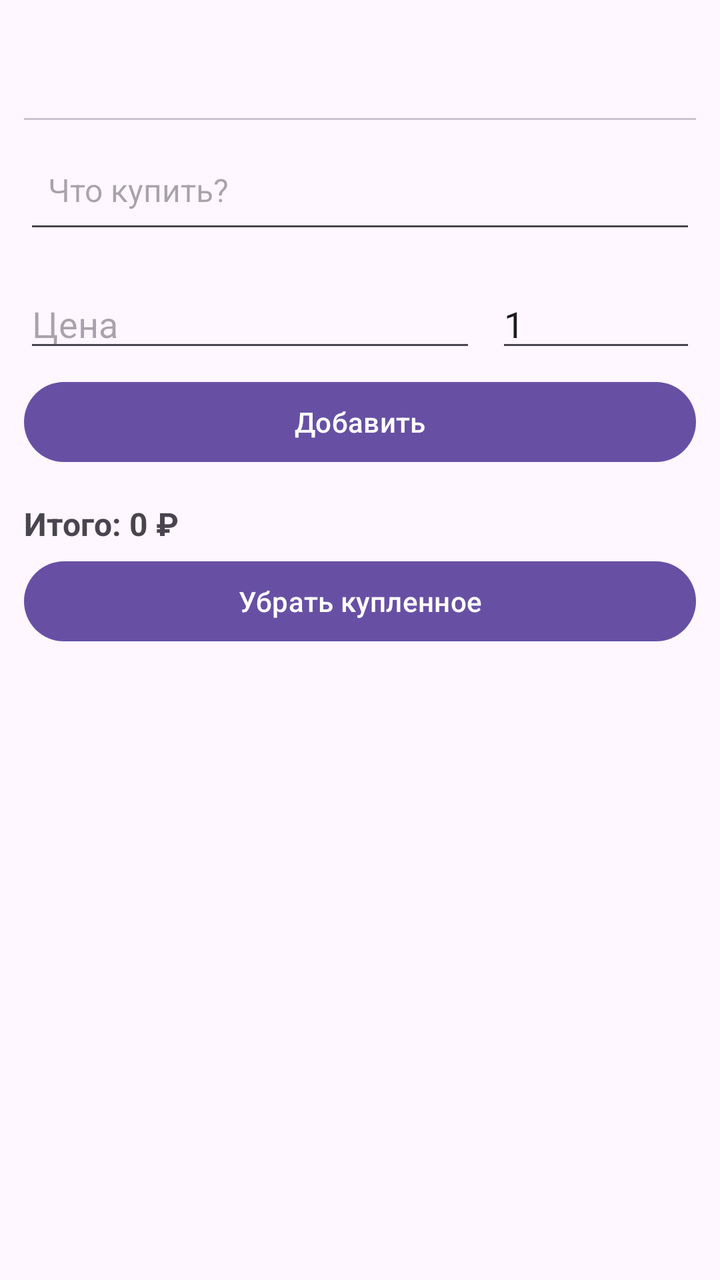
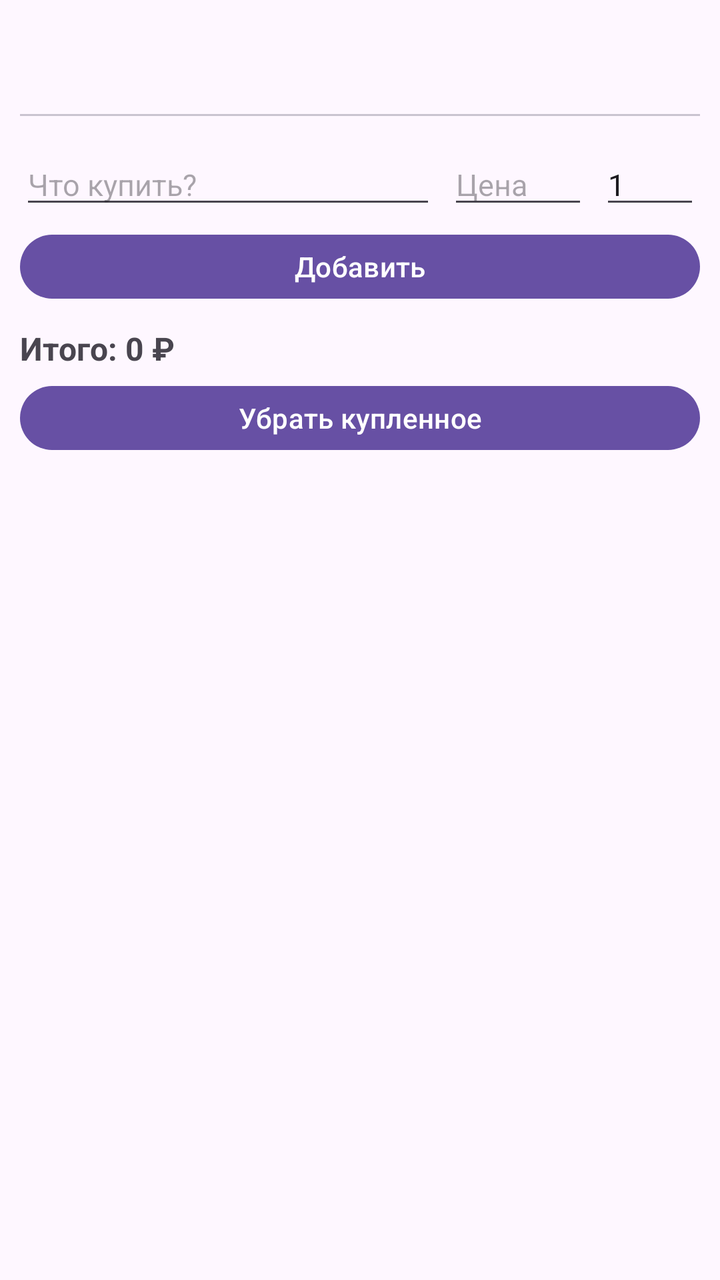

Two renders of the same Android screen: before a commit and after it. Below are the layout's source before the change and the commit's diff.
<!-- AndroidManifest.xml: application theme Theme.Material3.DayNight -->
<!-- res/layout/activity_main.xml -->
<?xml version="1.0" encoding="utf-8"?>
<androidx.core.widget.NestedScrollView
    xmlns:android="http://schemas.android.com/apk/res/android"
    xmlns:app="http://schemas.android.com/apk/res-auto"
    android:id="@+id/rootLayout"
    android:layout_width="match_parent"
    android:layout_height="match_parent"
    android:fillViewport="true">

    <LinearLayout
        android:layout_width="match_parent"
        android:layout_height="wrap_content"
        android:orientation="vertical"
        android:padding="12dp">

        <com.google.android.material.tabs.TabLayout
            android:id="@+id/tabLayout"
            android:layout_width="match_parent"
            android:layout_height="wrap_content"
            android:layout_marginBottom="8dp"
            app:tabMode="scrollable" />

        <AutoCompleteTextView
            android:id="@+id/editItem"
            android:layout_width="match_parent"
            android:layout_height="wrap_content"
            android:hint="@string/hint_new_item"
            android:completionThreshold="1"
            android:inputType="textCapSentences"
            android:imeOptions="actionDone"
            android:paddingTop="16dp"
            android:paddingBottom="16dp"
            android:paddingStart="12dp"
            android:paddingEnd="12dp"
            android:textSize="16sp" />

        <HorizontalScrollView
            android:layout_width="match_parent"
            android:layout_height="wrap_content"
            android:layout_marginTop="8dp"
            android:scrollbars="none">

            <com.google.android.material.chip.ChipGroup
                android:id="@+id/chipGroup"
                android:layout_width="wrap_content"
                android:layout_height="wrap_content"
                app:singleSelection="true"
                app:selectionRequired="true"
                app:singleLine="true"
                app:chipSpacingHorizontal="6dp" />
        </HorizontalScrollView>

        <LinearLayout
            android:layout_width="match_parent"
            android:layout_height="wrap_content"
            android:orientation="horizontal"
            android:layout_marginTop="10dp">

            <EditText
                android:id="@+id/editPrice"
                android:layout_width="0dp"
                android:layout_height="wrap_content"
                android:layout_weight="1"
                android:hint="@string/hint_price"
                android:inputType="numberDecimal" />

            <EditText
                android:id="@+id/editQuantity"
                android:layout_width="100dp"
                android:layout_height="wrap_content"
                android:layout_marginStart="10dp"
                android:hint="@string/hint_qty"
                android:inputType="number"
                android:text="1" />
        </LinearLayout>

        <Button
            android:id="@+id/btnAdd"
            android:layout_width="match_parent"
            android:layout_height="wrap_content"
            android:layout_marginTop="6dp"
            android:text="@string/add" />

        <androidx.recyclerview.widget.RecyclerView
            android:id="@+id/recycler"
            android:layout_width="match_parent"
            android:layout_height="wrap_content"
            android:nestedScrollingEnabled="false"
            android:layout_marginTop="8dp" />

        <TextView
            android:id="@+id/textTotal"
            android:layout_width="match_parent"
            android:layout_height="wrap_content"
            android:paddingTop="8dp"
            android:paddingBottom="4dp"
            android:textSize="16sp"
            android:textStyle="bold"
            android:text="@string/total_zero" />

        <Button
            android:id="@+id/btnClearDone"
            android:layout_width="match_parent"
            android:layout_height="wrap_content"
            android:text="@string/clear_done" />
    </LinearLayout>
</androidx.core.widget.NestedScrollView>
<!-- resources referenced by this layout -->
<resources>
  <string name="add">Добавить</string>
  <string name="clear_done">Убрать купленное</string>
  <string name="hint_new_item">Что купить?</string>
  <string name="hint_price">Цена</string>
  <string name="hint_qty">Кол-во</string>
  <string name="total_zero">Итого: 0 ₽</string>
</resources>

<!-- the commit's change to res/layout/activity_main.xml (unified diff, before → after) -->
@@ -11,33 +11,19 @@
         android:layout_width="match_parent"
         android:layout_height="wrap_content"
         android:orientation="vertical"
-        android:padding="12dp">
+        android:padding="10dp">
 
         <com.google.android.material.tabs.TabLayout
             android:id="@+id/tabLayout"
             android:layout_width="match_parent"
             android:layout_height="wrap_content"
-            android:layout_marginBottom="8dp"
+            android:layout_marginBottom="4dp"
             app:tabMode="scrollable" />
-
-        <AutoCompleteTextView
-            android:id="@+id/editItem"
-            android:layout_width="match_parent"
-            android:layout_height="wrap_content"
-            android:hint="@string/hint_new_item"
-            android:completionThreshold="1"
-            android:inputType="textCapSentences"
-            android:imeOptions="actionDone"
-            android:paddingTop="16dp"
-            android:paddingBottom="16dp"
-            android:paddingStart="12dp"
-            android:paddingEnd="12dp"
-            android:textSize="16sp" />
 
         <HorizontalScrollView
             android:layout_width="match_parent"
             android:layout_height="wrap_content"
-            android:layout_marginTop="8dp"
+            android:layout_marginTop="4dp"
             android:scrollbars="none">
 
             <com.google.android.material.chip.ChipGroup
@@ -54,31 +40,49 @@
             android:layout_width="match_parent"
             android:layout_height="wrap_content"
             android:orientation="horizontal"
-            android:layout_marginTop="10dp">
+            android:layout_marginTop="6dp"
+            android:gravity="center_vertical">
+
+            <AutoCompleteTextView
+                android:id="@+id/editItem"
+                android:layout_width="0dp"
+                android:layout_height="wrap_content"
+                android:layout_weight="1"
+                android:hint="@string/hint_new_item"
+                android:completionThreshold="1"
+                android:inputType="textCapSentences"
+                android:imeOptions="actionDone"
+                android:textSize="15sp"
+                android:maxLines="1" />
 
             <EditText
                 android:id="@+id/editPrice"
-                android:layout_width="0dp"
+                android:layout_width="70dp"
                 android:layout_height="wrap_content"
-                android:layout_weight="1"
+                android:layout_marginStart="6dp"
                 android:hint="@string/hint_price"
-                android:inputType="numberDecimal" />
+                android:inputType="numberDecimal"
+                android:textSize="15sp"
+                android:maxLines="1" />
 
             <EditText
                 android:id="@+id/editQuantity"
-                android:layout_width="100dp"
+                android:layout_width="50dp"
                 android:layout_height="wrap_content"
-                android:layout_marginStart="10dp"
+                android:layout_marginStart="6dp"
                 android:hint="@string/hint_qty"
                 android:inputType="number"
-                android:text="1" />
+                android:text="1"
+                android:textSize="15sp"
+                android:maxLines="1" />
         </LinearLayout>
 
         <Button
             android:id="@+id/btnAdd"
             android:layout_width="match_parent"
             android:layout_height="wrap_content"
-            android:layout_marginTop="6dp"
+            android:layout_marginTop="4dp"
+            android:minHeight="40dp"
             android:text="@string/add" />
 
         <androidx.recyclerview.widget.RecyclerView
@@ -86,13 +90,13 @@
             android:layout_width="match_parent"
             android:layout_height="wrap_content"
             android:nestedScrollingEnabled="false"
-            android:layout_marginTop="8dp" />
+            android:layout_marginTop="4dp" />
 
         <TextView
             android:id="@+id/textTotal"
             android:layout_width="match_parent"
             android:layout_height="wrap_content"
-            android:paddingTop="8dp"
+            android:paddingTop="6dp"
             android:paddingBottom="4dp"
             android:textSize="16sp"
             android:textStyle="bold"
@@ -102,6 +106,7 @@
             android:id="@+id/btnClearDone"
             android:layout_width="match_parent"
             android:layout_height="wrap_content"
+            android:minHeight="40dp"
             android:text="@string/clear_done" />
     </LinearLayout>
 </androidx.core.widget.NestedScrollView>
